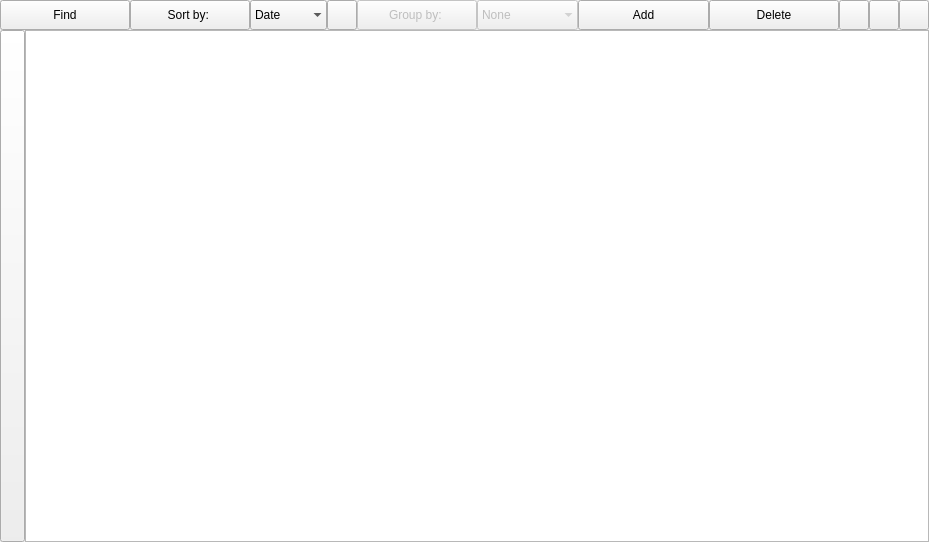
The window that Sources/library_layout.ui (JerryShe/O-Reader) describes before a commit, drawn with Qt 5.
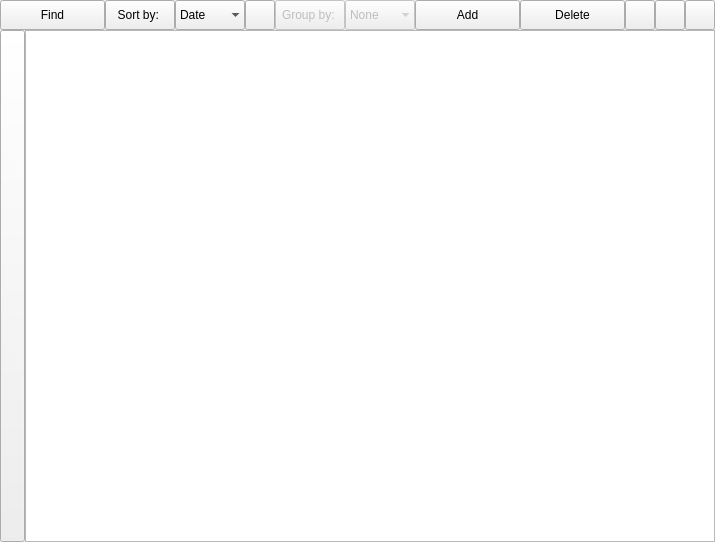
The same window after the commit. Custom widgets are drawn as their Qt base class.

Diff of the .ui file:
```diff
--- a/Sources/library_layout.ui
+++ b/Sources/library_layout.ui
@@ -6,7 +6,7 @@
    <rect>
     <x>0</x>
     <y>0</y>
-    <width>929</width>
+    <width>715</width>
     <height>542</height>
    </rect>
   </property>
@@ -50,7 +50,7 @@
        </property>
        <property name="minimumSize">
         <size>
-         <width>120</width>
+         <width>70</width>
          <height>30</height>
         </size>
        </property>
@@ -72,7 +72,7 @@
       <widget class="QPushButton" name="_Sort">
        <property name="minimumSize">
         <size>
-         <width>120</width>
+         <width>70</width>
          <height>30</height>
         </size>
        </property>
@@ -94,7 +94,7 @@
       <widget class="QComboBox" name="_SortBox">
        <property name="minimumSize">
         <size>
-         <width>0</width>
+         <width>70</width>
          <height>30</height>
         </size>
        </property>
@@ -167,7 +167,7 @@
        </property>
        <property name="minimumSize">
         <size>
-         <width>120</width>
+         <width>70</width>
          <height>30</height>
         </size>
        </property>
@@ -189,7 +189,7 @@
        </property>
        <property name="minimumSize">
         <size>
-         <width>101</width>
+         <width>70</width>
          <height>30</height>
         </size>
        </property>
@@ -242,7 +242,7 @@
        </property>
        <property name="minimumSize">
         <size>
-         <width>120</width>
+         <width>70</width>
          <height>30</height>
         </size>
        </property>
@@ -267,7 +267,7 @@
        </property>
        <property name="minimumSize">
         <size>
-         <width>120</width>
+         <width>70</width>
          <height>30</height>
         </size>
        </property>
```
